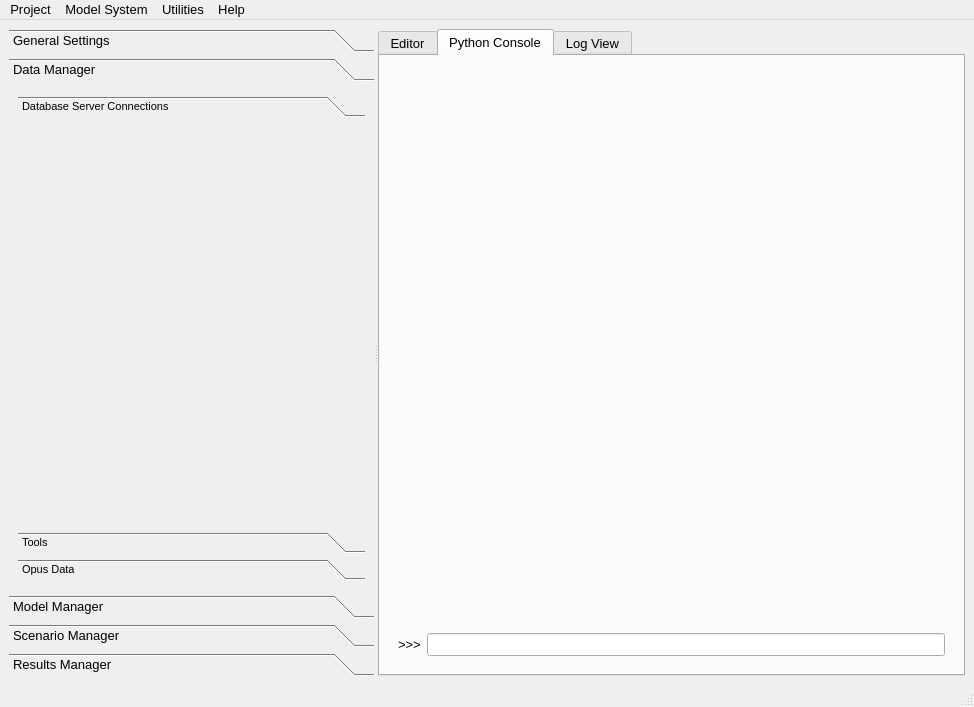
Qt form opus_gui/main/opusmain.ui (psrc/urbansim) before a commit.
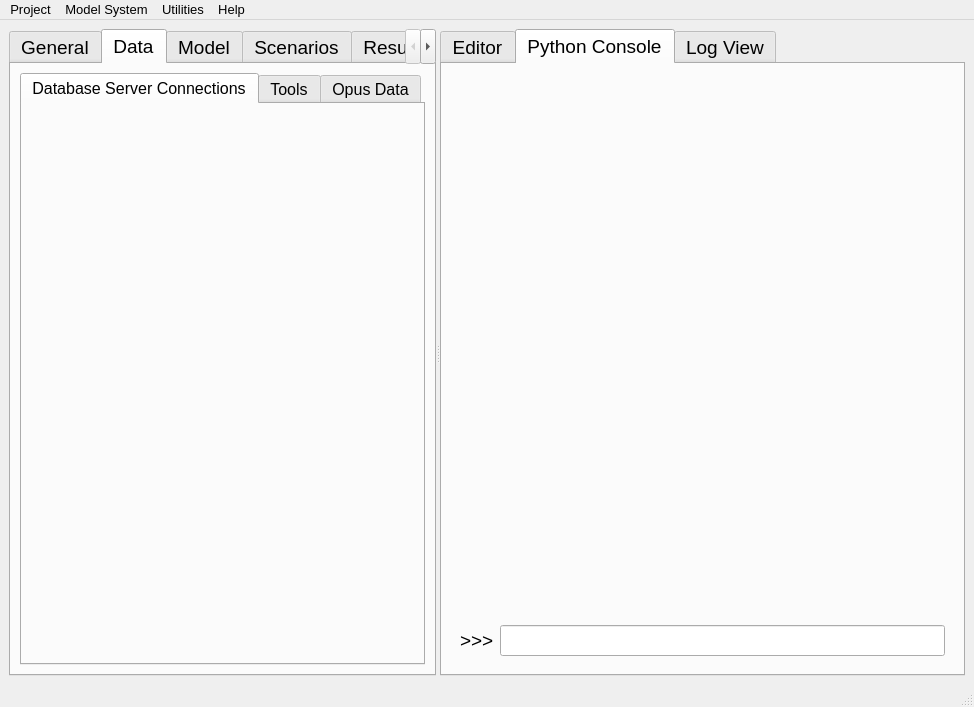
The same form after that commit. The open tabs and pages were chosen to show the change. Icons and pictures are not drawn.

Commit message: (travis) changing lhs from toolbox to tab, renaming tabs, changing fontsize

Patch:
```diff
--- a/opus_gui/main/opusmain.ui
+++ b/opus_gui/main/opusmain.ui
@@ -22,31 +22,21 @@
    <iconset resource="opusmain.qrc" >:/Images/Images/cog.png</iconset>
   </property>
   <widget class="QWidget" name="centralwidget" >
+   <property name="geometry" >
+    <rect>
+     <x>0</x>
+     <y>22</y>
+     <width>974</width>
+     <height>665</height>
+    </rect>
+   </property>
    <layout class="QGridLayout" >
-    <property name="leftMargin" >
-     <number>9</number>
-    </property>
-    <property name="topMargin" >
-     <number>9</number>
-    </property>
-    <property name="rightMargin" >
-     <number>9</number>
-    </property>
-    <property name="bottomMargin" >
-     <number>9</number>
-    </property>
-    <property name="horizontalSpacing" >
-     <number>6</number>
-    </property>
-    <property name="verticalSpacing" >
-     <number>6</number>
-    </property>
     <item row="0" column="0" >
      <widget class="QSplitter" name="splitter" >
       <property name="orientation" >
        <enum>Qt::Horizontal</enum>
       </property>
-      <widget class="QToolBox" name="toolBox" >
+      <widget class="QTabWidget" name="toolBox" >
        <property name="enabled" >
         <bool>true</bool>
        </property>
@@ -64,7 +54,7 @@
        </property>
        <property name="font" >
         <font>
-         <pointsize>10</pointsize>
+         <pointsize>14</pointsize>
         </font>
        </property>
        <property name="currentIndex" >
@@ -79,8 +69,8 @@
           <height>497</height>
          </rect>
         </property>
-        <attribute name="label" >
-         <string>General Settings</string>
+        <attribute name="title" >
+         <string>General</string>
         </attribute>
         <attribute name="icon" >
          <iconset resource="opusmain.qrc" >:/Images/Images/application_side_tree.png</iconset>
@@ -92,40 +82,19 @@
          <rect>
           <x>0</x>
           <y>0</y>
-          <width>268</width>
-          <height>497</height>
+          <width>512</width>
+          <height>612</height>
          </rect>
         </property>
-        <attribute name="label" >
-         <string>Data Manager</string>
-        </attribute>
-        <attribute name="icon" >
-         <iconset resource="opusmain.qrc" >:/Images/Images/database_table.png</iconset>
+        <attribute name="title" >
+         <string>Data</string>
         </attribute>
         <layout class="QGridLayout" >
-         <property name="leftMargin" >
-          <number>9</number>
-         </property>
-         <property name="topMargin" >
-          <number>9</number>
-         </property>
-         <property name="rightMargin" >
-          <number>9</number>
-         </property>
-         <property name="bottomMargin" >
-          <number>9</number>
-         </property>
-         <property name="horizontalSpacing" >
-          <number>6</number>
-         </property>
-         <property name="verticalSpacing" >
-          <number>6</number>
-         </property>
          <item row="0" column="0" >
-          <widget class="QToolBox" name="dataManager_toolBox" >
+          <widget class="QTabWidget" name="dataManager_toolBox" >
            <property name="font" >
             <font>
-             <pointsize>8</pointsize>
+             <pointsize>12</pointsize>
             </font>
            </property>
            <property name="currentIndex" >
@@ -136,11 +105,11 @@
              <rect>
               <x>0</x>
               <y>0</y>
-              <width>250</width>
-              <height>389</height>
+              <width>482</width>
+              <height>565</height>
              </rect>
             </property>
-            <attribute name="label" >
+            <attribute name="title" >
              <string>Database Server Connections</string>
             </attribute>
             <attribute name="icon" >
@@ -157,7 +126,7 @@
               <height>38</height>
              </rect>
             </property>
-            <attribute name="label" >
+            <attribute name="title" >
              <string>Tools</string>
             </attribute>
             <attribute name="icon" >
@@ -174,7 +143,7 @@
               <height>38</height>
              </rect>
             </property>
-            <attribute name="label" >
+            <attribute name="title" >
              <string>Opus Data</string>
             </attribute>
             <attribute name="icon" >
@@ -195,8 +164,8 @@
           <height>497</height>
          </rect>
         </property>
-        <attribute name="label" >
-         <string>Model Manager</string>
+        <attribute name="title" >
+         <string>Model</string>
         </attribute>
         <attribute name="icon" >
          <iconset resource="opusmain.qrc" >:/Images/Images/cog.png</iconset>
@@ -231,8 +200,8 @@
           <height>497</height>
          </rect>
         </property>
-        <attribute name="label" >
-         <string>Scenario Manager</string>
+        <attribute name="title" >
+         <string>Scenarios</string>
         </attribute>
         <attribute name="icon" >
          <iconset resource="opusmain.qrc" >:/Images/Images/chart_organisation.png</iconset>
@@ -267,8 +236,8 @@
           <height>38</height>
          </rect>
         </property>
-        <attribute name="label" >
-         <string>Results Manager</string>
+        <attribute name="title" >
+         <string>Results</string>
         </attribute>
         <attribute name="icon" >
          <iconset resource="opusmain.qrc" >:/Images/Images/map_go.png</iconset>
@@ -296,6 +265,11 @@
        </widget>
       </widget>
       <widget class="QTabWidget" name="tabWidget" >
+       <property name="font" >
+        <font>
+         <pointsize>14</pointsize>
+        </font>
+       </property>
        <property name="currentIndex" >
         <number>2</number>
        </property>
@@ -328,6 +302,14 @@
         </layout>
        </widget>
        <widget class="QWidget" name="tab_pythonView" >
+        <property name="geometry" >
+         <rect>
+          <x>0</x>
+          <y>0</y>
+          <width>419</width>
+          <height>611</height>
+         </rect>
+        </property>
         <attribute name="title" >
          <string>Python Console</string>
         </attribute>
@@ -335,24 +317,6 @@
          <iconset resource="opusmain.qrc" >:/Images/Images/python_type.png</iconset>
         </attribute>
         <layout class="QGridLayout" >
-         <property name="leftMargin" >
-          <number>9</number>
-         </property>
-         <property name="topMargin" >
-          <number>9</number>
-         </property>
-         <property name="rightMargin" >
-          <number>9</number>
-         </property>
-         <property name="bottomMargin" >
-          <number>9</number>
-         </property>
-         <property name="horizontalSpacing" >
-          <number>6</number>
-         </property>
-         <property name="verticalSpacing" >
-          <number>6</number>
-         </property>
          <item row="1" column="0" >
           <widget class="QWidget" native="1" name="pythonLineWidget" >
            <property name="sizePolicy" >
@@ -362,21 +326,6 @@
             </sizepolicy>
            </property>
            <layout class="QHBoxLayout" >
-            <property name="spacing" >
-             <number>6</number>
-            </property>
-            <property name="leftMargin" >
-             <number>9</number>
-            </property>
-            <property name="topMargin" >
-             <number>9</number>
-            </property>
-            <property name="rightMargin" >
-             <number>9</number>
-            </property>
-            <property name="bottomMargin" >
-             <number>9</number>
-            </property>
             <item>
              <widget class="QLabel" name="pythonLabel" >
               <property name="text" >
```
Left out of the diff: 245 changed lines with no effect on the pictures. The commit also changes 1 other file.
